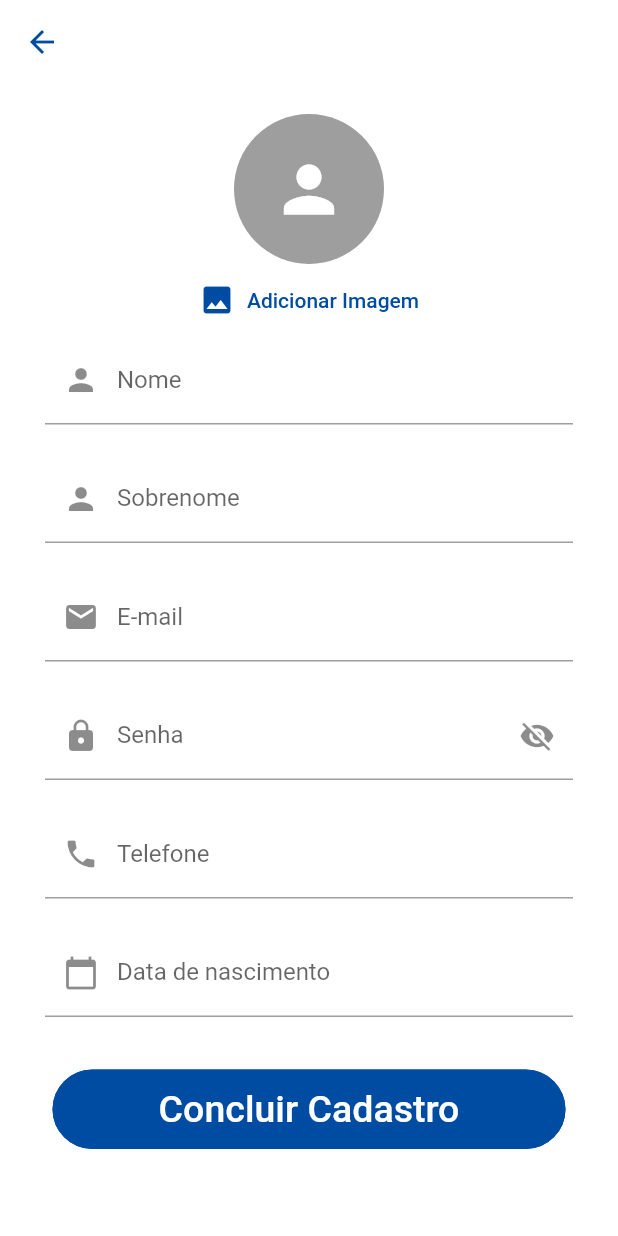
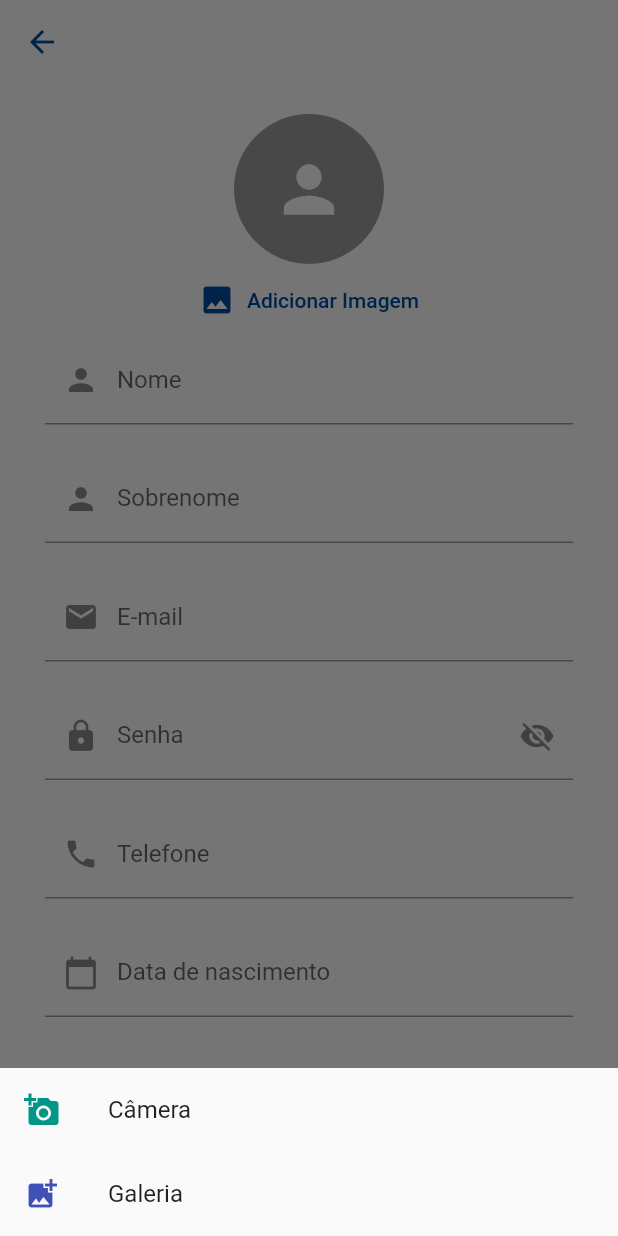
Before and after one commit to JoaoSilva407/projeto_alugueja, a Flutter app: the CadastroPage screen opened directly, after a tap on "Adicionar Imagem", on a phone screen of 412 x 824 dp. Run offline on Flutter 3.47's test engine with Material 2 defaults, Android fonts, the phone set to English and light mode, and no system bars; our stand-ins replace cloud_firestore, extended_masked_text, firebase_auth, firebase_core, firebase_storage, image_picker; accounts and stored records are empty.

Commit message:
Segundo commit

```diff
--- a/lib/components/user_image_picker.dart
+++ b/lib/components/user_image_picker.dart
@@ -19,8 +19,6 @@ class _UserImagePickerState extends State<UserImagePicker> {
     final picker = ImagePicker();
     final pickedImage = await picker.getImage(
       source: ImageSource.camera,
-      imageQuality: 50,
-      maxWidth: 150,
     );
 
     setState(() {
@@ -28,6 +26,35 @@ class _UserImagePickerState extends State<UserImagePicker> {
     });
 
     widget.onImagePick(_pickedImageFile);
+  }
+
+  void _configurandoModalBottomSheet(context) {
+    showModalBottomSheet(
+        context: context,
+        builder: (BuildContext bc) {
+          return Container(
+            child: Wrap(
+              children: <Widget>[
+                ListTile(
+                  leading: new Icon(
+                    Icons.add_a_photo,
+                    color: Colors.teal,
+                  ),
+                  title: new Text('Câmera'),
+                  onTap: _pickImage,
+                ),
+                ListTile(
+                  leading: new Icon(
+                    Icons.add_photo_alternate,
+                    color: Colors.indigo,
+                  ),
+                  title: new Text('Galeria'),
+                  onTap: _pickImage,
+                ),
+              ],
+            ),
+          );
+        });
   }
 
   @override
@@ -48,7 +75,9 @@ class _UserImagePickerState extends State<UserImagePicker> {
               _pickedImageFile != null ? FileImage(_pickedImageFile) : null,
         ),
         TextButton.icon(
-          onPressed: _pickImage,
+          onPressed: () {
+            _configurandoModalBottomSheet(context);
+          },
           icon: Icon(Icons.image),
           label: Text('Adicionar Imagem'),
         ),
--- a/lib/pages/cadastro/components/cadastro_body.dart
+++ b/lib/pages/cadastro/components/cadastro_body.dart
@@ -111,7 +111,6 @@ class _CadastroBodyState extends State<CadastroBody> {
                 key: ValueKey('email'),
                 decoration: InputDecoration(
                   labelText: 'E-mail',
-
                   prefixIcon: Icon(
                     Icons.email,
                   ),
@@ -133,7 +132,6 @@ class _CadastroBodyState extends State<CadastroBody> {
                 obscureText: _isHiddenPassword,
                 decoration: InputDecoration(
                   labelText: 'Senha',
-
                   prefixIcon: Icon(
                     Icons.lock,
                   ),
```
Also changed, not shown: lib/components/image_user.dart (+15 -5 lines), lib/components/main_drawer.dart (+47 -12 lines), lib/pages/add_publicacao/add_publicacao_page.dart (+4 -7 lines), lib/pages/feed_publicacao/feed_publicacao_page.dart (+86 -1 lines).
